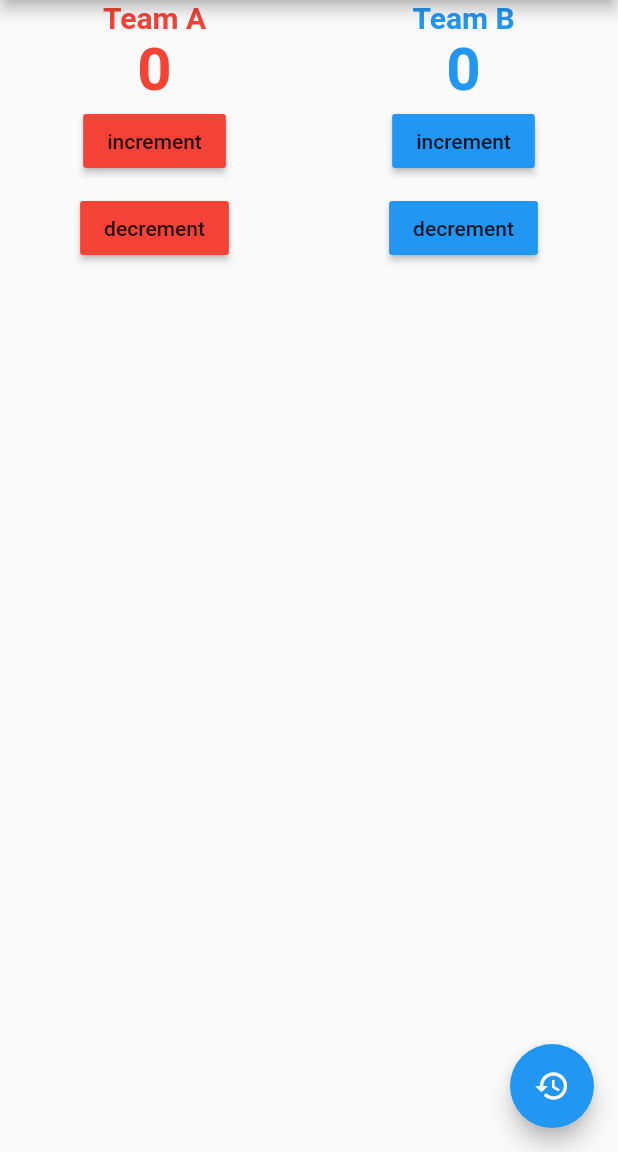
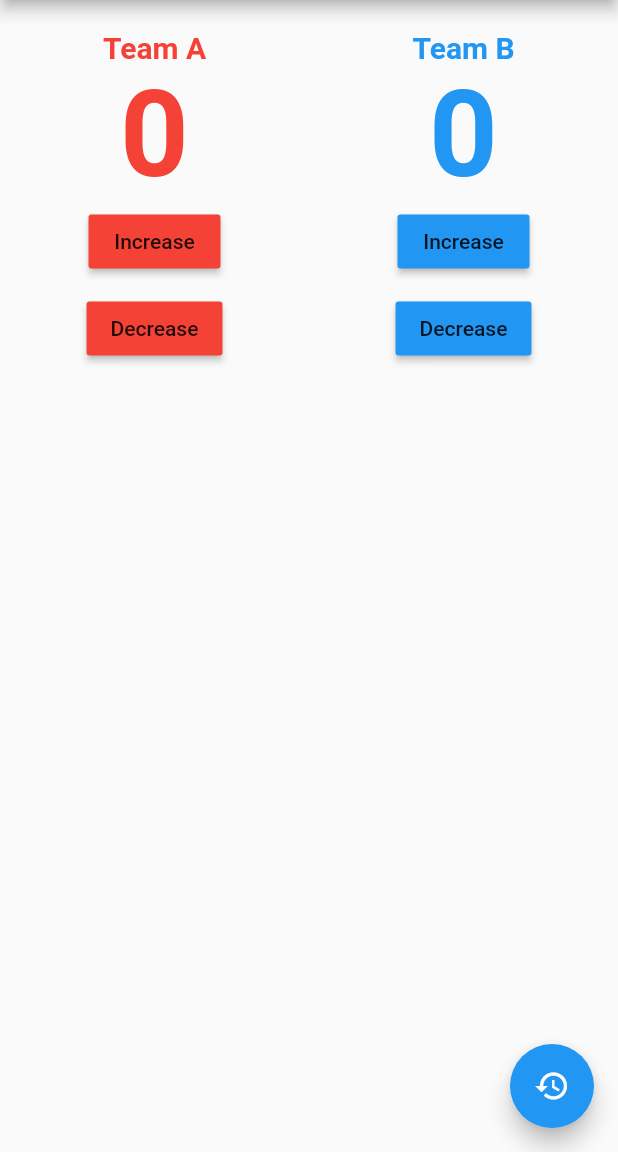
Before and after one commit to Bikashgc/score_app, a Flutter app: the screen it shows after launch, on a phone screen of 412 x 824 dp, the part 84-1236 px from its top. Run offline on Flutter 3.47's test engine with Material 2 defaults, Android fonts, the phone set to English and light mode, and no system bars.

Commit message:
Added functionality to increase,decrease and reset the score

```diff
--- a/lib/home_page.dart
+++ b/lib/home_page.dart
@@ -10,6 +10,40 @@ class HomePage extends StatefulWidget {
 }
 
 class _HomePageState extends State<HomePage> {
+  int numberA = 0;
+  int numberB = 0;
+
+  void increaseNumberTeamA() {
+    setState(() {
+      numberA++;
+    });
+  }
+
+  void decreaseNumberTeamA() {
+    setState(() {
+      numberA--;
+    });
+  }
+
+  void increaseNumberTeamB() {
+    setState(() {
+      numberB++;
+    });
+  }
+
+  void decreaseNumberTeamB() {
+    setState(() {
+      numberB--;
+    });
+  }
+
+  void resetNumber() {
+    setState(() {
+      numberA = 0;
+      numberB = 0;
+    });
+  }
+
   @override
   Widget build(BuildContext context) {
     return Scaffold(
@@ -17,7 +51,11 @@ class _HomePageState extends State<HomePage> {
         title: Text("Score App"),
         centerTitle: true,
       ),
-      body: Row(
+      body: Padding(
+        padding: const EdgeInsets.only(
+          top: 20,
+        ),
+        child: Row(
           children: [
             Expanded(
               child: Column(
@@ -30,10 +68,10 @@ class _HomePageState extends State<HomePage> {
                       fontWeight: FontWeight.bold,
                     ),
                   ),
-                const Text(
-                  '0',
+                  Text(
+                    numberA.toString(),
                     style: TextStyle(
-                    fontSize: 40,
+                      fontSize: 80,
                       color: Colors.red,
                       fontWeight: FontWeight.bold,
                     ),
@@ -41,17 +79,17 @@ class _HomePageState extends State<HomePage> {
                   RaisedButton(
                     color: Colors.red,
                     child: const Text(
-                    'increment',
+                      'Increase',
                     ),
-                  onPressed: () {},
+                    onPressed: increaseNumberTeamA,
                   ),
                   SizedBox(height: 10),
                   RaisedButton(
                     color: Colors.red,
                     child: const Text(
-                    'decrement',
+                      'Decrease',
                     ),
-                  onPressed: () {},
+                    onPressed: decreaseNumberTeamA,
                   ),
                 ],
               ),
@@ -67,10 +105,10 @@ class _HomePageState extends State<HomePage> {
                       fontWeight: FontWeight.bold,
                     ),
                   ),
-                const Text(
-                  '0',
+                  Text(
+                    numberB.toString(),
                     style: TextStyle(
-                    fontSize: 40,
+                      fontSize: 80,
                       color: Colors.blue,
                       fontWeight: FontWeight.bold,
                     ),
@@ -78,26 +116,27 @@ class _HomePageState extends State<HomePage> {
                   RaisedButton(
                     color: Colors.blue,
                     child: const Text(
-                    'increment',
+                      'Increase',
                     ),
-                  onPressed: () {},
+                    onPressed: increaseNumberTeamB,
                   ),
                   const SizedBox(height: 10),
                   RaisedButton(
                     color: Colors.blue,
                     child: const Text(
-                    'decrement',
+                      'Decrease',
                     ),
-                  onPressed: () {},
+                    onPressed: decreaseNumberTeamB,
                   ),
                 ],
               ),
             ),
           ],
         ),
+      ),
       floatingActionButton: FloatingActionButton(
         child: Icon(Icons.restore_outlined),
-        onPressed: () {},
+        onPressed: resetNumber,
       ),
     );
   }
```
Lines whose indentation alone changed are shown as unchanged.
